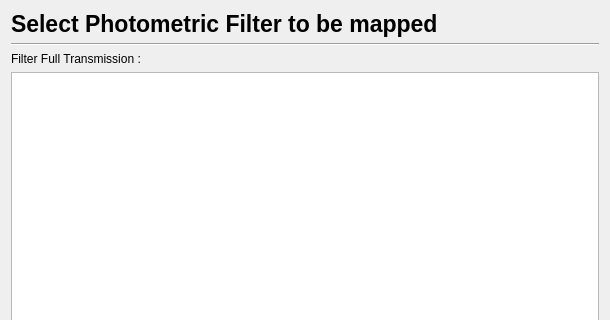
First picture: the form in PhzQtUI/auxdir/PhzQtUI/DialogFilterMapping.ui, repository astrorama/Phosphoros, before the edit; both pictures show x 0 to 610 and y 0 to 320 of the 610 by 719 pixel window.
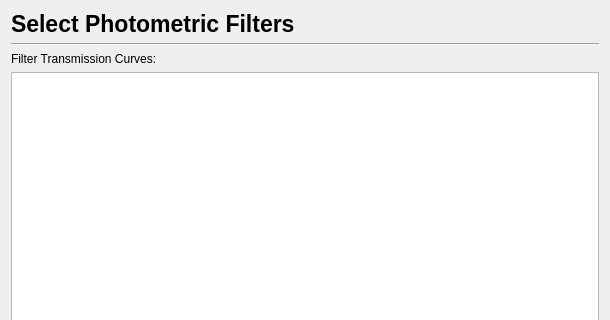
Second picture: the form after the edit.

Patch:
```diff
--- a/PhzQtUI/auxdir/PhzQtUI/DialogFilterMapping.ui
+++ b/PhzQtUI/auxdir/PhzQtUI/DialogFilterMapping.ui
@@ -26,7 +26,7 @@
         </font>
        </property>
        <property name="text">
-        <string>Select Photometric Filter to be mapped</string>
+        <string>Select Photometric Filters</string>
        </property>
       </widget>
      </item>
@@ -55,7 +55,7 @@
    <item>
     <widget class="QLabel" name="label_5">
      <property name="text">
-      <string>Filter Full Transmission :</string>
+      <string>Filter Transmission Curves:</string>
      </property>
     </widget>
    </item>
```
